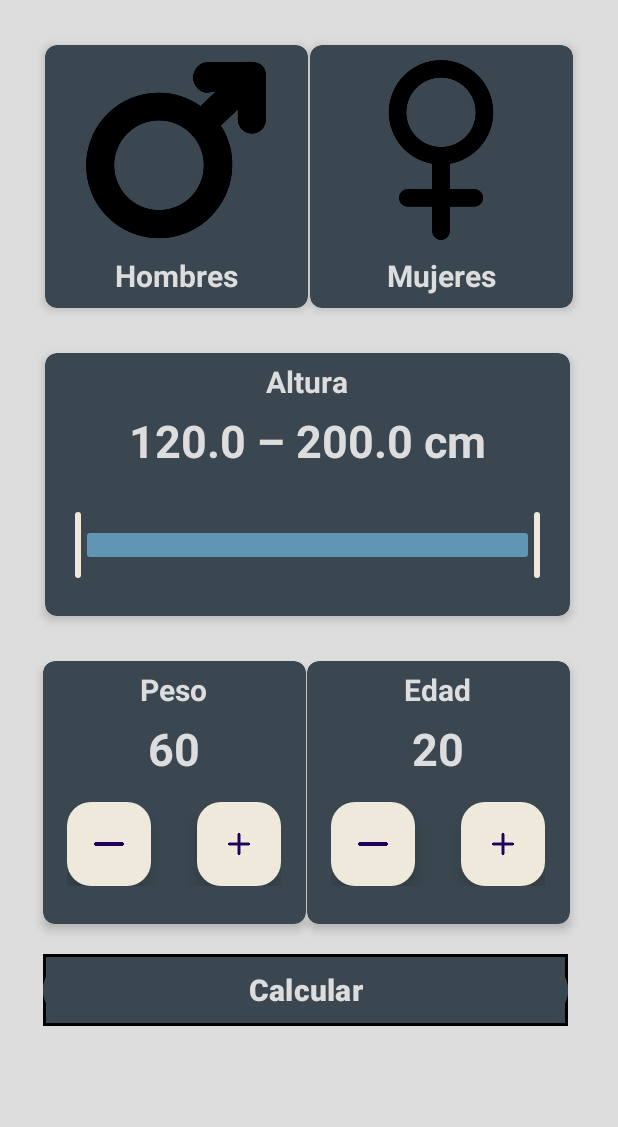
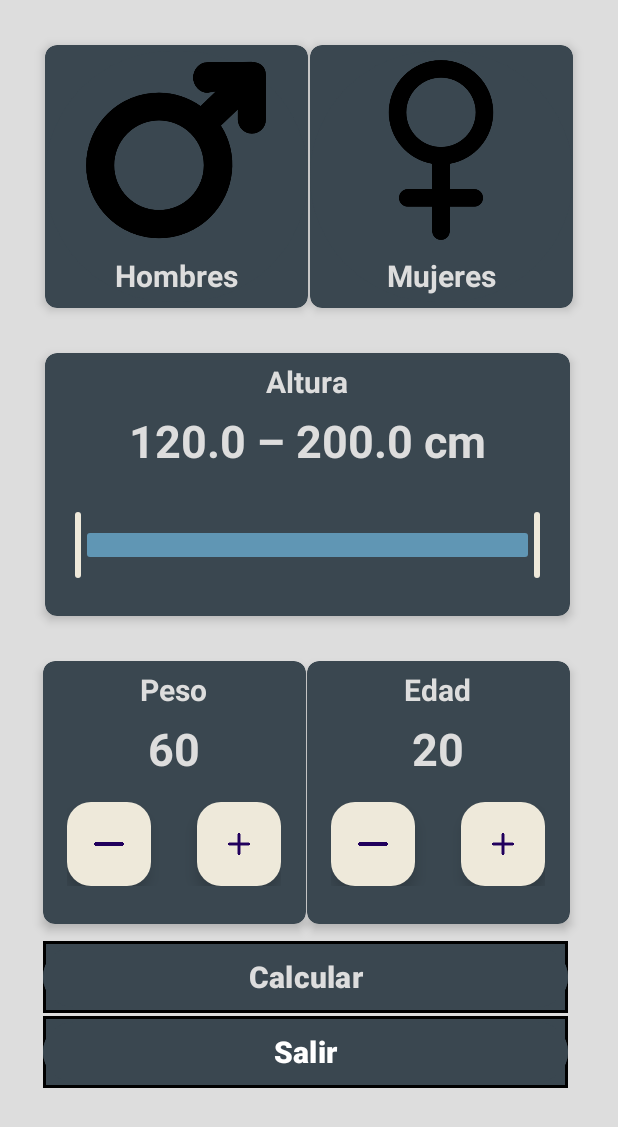
Before and after one commit to guillemulass/IMC_Calculadoras, an Android app: the screen it shows after launch (CalculadoraIMC), after a tap on "CalculadoraIMC", on a phone screen of 412 x 824 dp. Shown: the top 1127 px of the screen. Run offline under Robolectric (Android 15) with nearby library versions, the phone set to English and light mode, and no system bars.

Commit message:
IMC TERMINADO

```diff
--- a/app/src/main/AndroidManifest.xml
+++ b/app/src/main/AndroidManifest.xml
@@ -12,6 +12,9 @@
         android:supportsRtl="true"
         android:theme="@style/Theme.IMC_Calculadoras"
         tools:targetApi="31">
+        <activity
+            android:name=".IMCResultado"
+            android:exported="false" />
         <activity
             android:name=".CalculadoraIMC"
             android:exported="false" />
--- a/app/src/main/java/com/gmulbat1301/imc_calculadoras/CalculadoraIMC.kt
+++ b/app/src/main/java/com/gmulbat1301/imc_calculadoras/CalculadoraIMC.kt
@@ -1,5 +1,6 @@
 package com.gmulbat1301.imc_calculadoras
 
+import android.content.Intent
 import androidx.appcompat.app.AppCompatActivity
 import android.os.Bundle
 import android.widget.Button
@@ -24,6 +25,13 @@ class CalculadoraIMC : AppCompatActivity() {
     private lateinit var txtCm : TextView
     private lateinit var btnCalc : Button
 
+    lateinit var btnMujer : Button
+    lateinit var btnHombre : Button
+    lateinit var sexo : String
+    lateinit var IMCaMostrar : String
+    lateinit var btnSalir : Button
+
+
     private var textoPeso = 60
     private var textoEdad = 20
 
@@ -45,6 +53,12 @@ class CalculadoraIMC : AppCompatActivity() {
         txtEdad = findViewById(R.id.stringedad)
 
         btnCalc= findViewById(R.id.btn_Calc)
+        btnMujer = findViewById(R.id.btn_Mujer)
+        btnHombre = findViewById(R.id.btn_Hombre)
+        //
+        btnSalir = findViewById(R.id.btn_Salir)
+        //
+        sexo = ""
 
 
         btnAddPeso = (findViewById(R.id.sumar_peso))
@@ -63,6 +77,10 @@ class CalculadoraIMC : AppCompatActivity() {
         btnSubsPeso.setOnClickListener{ updatetxtPeso("-") }
         btnAddEdad.setOnClickListener{ updatetxtEdad("+") }
         btnSubsEdad.setOnClickListener{ updatetxtEdad("-") }
+
+        btnMujer.setOnClickListener { sexo = "Mujer" }
+        btnHombre.setOnClickListener { sexo = "Hombre" }
+        btnSalir.setOnClickListener { finish() }
 
     }
 
@@ -105,7 +123,16 @@ class CalculadoraIMC : AppCompatActivity() {
         val alturamedia = ((slider.values[0]/100) + (slider.values[1] /100))/2
         val IMC = (textoPeso / (alturamedia*alturamedia))
         val df = DecimalFormat("#.##")
-        val IMCaMostrar = df.format(IMC)
-        Toast.makeText(this, IMCaMostrar,Toast.LENGTH_LONG).show()
+        IMCaMostrar = df.format(IMC)
+        val accesoResultado = Intent(this, IMCResultado::class.java)
+        accesoResultado.putExtra("IMCaMostrar",IMCaMostrar)
+        if (sexo == "") {
+            Toast.makeText(this,"Debe introducir un sexo",Toast.LENGTH_LONG).show()
+            }
+        else {
+            accesoResultado.putExtra("sexo",sexo)
+            startActivity(accesoResultado)
+        }
+
     }
 }
--- a/app/src/main/res/layout/activity_calculadora_imc.xml
+++ b/app/src/main/res/layout/activity_calculadora_imc.xml
@@ -21,6 +21,12 @@
         app:layout_constraintStart_toStartOf="parent"
         app:layout_constraintTop_toTopOf="parent">
 
+        <Button
+            android:id="@+id/btn_Hombre"
+            android:layout_width="175dp"
+            android:layout_height="175dp"
+            android:backgroundTint="#3A4750"
+            tools:ignore="SpeakableTextPresentCheck" />
         <LinearLayout
             android:layout_width="match_parent"
             android:layout_height="match_parent"
@@ -32,15 +38,11 @@
                 android:layout_marginTop="10dp"
                 android:src="@drawable/signomasc"
                 android:contentDescription="@string/hombres" />
-
-
         </LinearLayout>
-
         <LinearLayout
             android:layout_width="match_parent"
             android:layout_height="match_parent"
             android:gravity="center_horizontal">
-
             <TextView
                 android:layout_width="wrap_content"
                 android:layout_height="wrap_content"
@@ -50,7 +52,6 @@
                 android:textColor="@color/background_text"
                 android:textSize="20sp"/>
         </LinearLayout>
-
     </androidx.cardview.widget.CardView>
 
     <androidx.cardview.widget.CardView
@@ -64,6 +65,13 @@
         android:backgroundTint="@color/Teal"
         app:layout_constraintEnd_toEndOf="parent"
         app:layout_constraintTop_toTopOf="parent">
+
+        <Button
+            android:id="@+id/btn_Mujer"
+            android:layout_width="175dp"
+            android:layout_height="175dp"
+            android:backgroundTint="#3A4750"
+            tools:ignore="SpeakableTextPresentCheck" />
 
     <LinearLayout
         android:layout_width="match_parent"
@@ -203,7 +211,8 @@
                     android:layout_height="wrap_content"
                     app:srcCompat="@drawable/ic_remove"
                     app:backgroundTint="#EEE9DA"
-                    android:layout_marginEnd="15dp" />
+                    android:layout_marginEnd="15dp"
+                    android:contentDescription="@string/pesomenos"/>
 
                 <com.google.android.material.floatingactionbutton.FloatingActionButton
                     android:id="@+id/sumar_peso"
@@ -211,7 +220,8 @@
                     android:layout_height="wrap_content"
                     app:srcCompat="@drawable/ic_add"
                     app:backgroundTint="#EEE9DA"
-                    android:layout_marginStart="15dp" />
+                    android:layout_marginStart="15dp"
+                    android:contentDescription="@string/pesomas" />
 
 
             </LinearLayout>
@@ -274,6 +284,7 @@
                     app:srcCompat="@drawable/ic_remove"
                     app:backgroundTint="#EEE9DA"
                     android:layout_marginEnd="15dp"
+                    android:contentDescription="@string/edadmenos"
                     />
 
                 <com.google.android.material.floatingactionbutton.FloatingActionButton
@@ -283,6 +294,7 @@
                     app:srcCompat="@drawable/ic_add"
                     app:backgroundTint="#EEE9DA"
                     android:layout_marginStart="15dp"
+                    android:contentDescription="@string/edadmas"
                     />
 
 
@@ -298,7 +310,7 @@
         app:layout_constraintTop_toBottomOf="@id/cardview4"
         app:layout_constraintStart_toStartOf="@id/cardview4"
         android:background="@drawable/btn_calc"
-        android:layout_marginTop="20dp"
+        android:layout_marginTop="11dp"
         >
 
         <Button
@@ -313,5 +325,27 @@
             tools:ignore="MissingConstraints" />
 
     </androidx.constraintlayout.widget.ConstraintLayout>
+    <androidx.constraintlayout.widget.ConstraintLayout
+        android:id="@+id/layoutBtnSalir"
+        android:layout_width="wrap_content"
+        android:layout_height="wrap_content"
+        app:layout_constraintTop_toBottomOf="@id/layoutBtnCalc"
+        app:layout_constraintStart_toStartOf="@id/layoutBtnCalc"
+        android:background="@drawable/btn_calc"
+        android:layout_marginTop="2dp"
+        >
+
+        <Button
+            android:id="@+id/btn_Salir"
+            android:layout_width="350dp"
+            android:layout_height="wrap_content"
+            android:text="@string/salirIMC"
+            android:textSize="20sp"
+            android:textStyle="bold"
+            android:backgroundTint="#3A4750"
+            tools:ignore="MissingConstraints" />
+
+
+    </androidx.constraintlayout.widget.ConstraintLayout>
 
 </androidx.constraintlayout.widget.ConstraintLayout>
--- a/app/src/main/res/values/colors.xml
+++ b/app/src/main/res/values/colors.xml
@@ -4,4 +4,5 @@
     <color name="background_text">#DDDDDD</color>
     <color name="red">#D72323</color>
     <color name="Teal">#3A4750</color>
+    <color name="black">#000000</color>
 </resources>
--- a/app/src/main/res/values/strings.xml
+++ b/app/src/main/res/values/strings.xml
@@ -16,4 +16,11 @@
     <string name="signo_restar_botones">-</string>
     <string name="valor_altura">20</string>
     <string name="edad">Edad</string>
+    <string name="salirIMC">Salir</string>
+    <string name="resultado">Resultado</string>
+    <string name="explicaci_n_de_resultado">Explicación de resultado</string>
+    <string name="pesomenos">PESO -</string>
+    <string name="pesomas">PESO +</string>
+    <string name="edadmenos">EDAD -</string>
+    <string name="edadmas">EDAD +</string>
 </resources>
```
Also changed, not shown: app/src/main/java/com/gmulbat1301/imc_calculadoras/IMCResultado.kt (added, +116 -0 lines), app/src/main/res/layout/activity_imcresultado.xml (added, +74 -0 lines).
